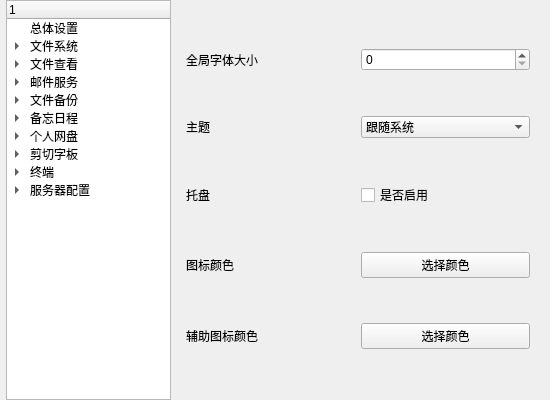
Old version of the form Setting/ui/Setting.ui in the repository 3548848289/UniFileHub.
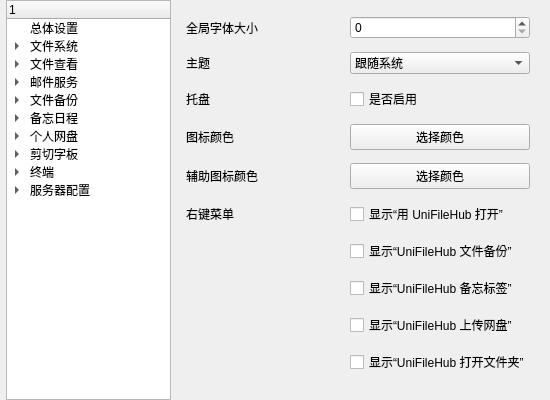
New version of the form. The open tabs and pages were chosen to show the change. Icons and pictures are not drawn.

Commit message: 完善从资源管理器直接打开系统的功能

The edit to the form file:
```diff
--- a/Setting/ui/Setting.ui
+++ b/Setting/ui/Setting.ui
@@ -236,6 +236,48 @@
          </property>
         </widget>
        </item>
+       <item row="5" column="0">
+        <widget class="QLabel" name="all_setting_label6">
+         <property name="text">
+          <string>右键菜单</string>
+         </property>
+        </widget>
+       </item>
+       <item row="5" column="1">
+        <widget class="QCheckBox" name="all_setting_contextMenuCheckBox">
+         <property name="text">
+          <string>显示“用 UniFileHub 打开”</string>
+         </property>
+        </widget>
+       </item>
+       <item row="6" column="1">
+        <widget class="QCheckBox" name="all_setting_contextMenuBackupCheckBox">
+         <property name="text">
+          <string>显示“UniFileHub 文件备份”</string>
+         </property>
+        </widget>
+       </item>
+       <item row="7" column="1">
+        <widget class="QCheckBox" name="all_setting_contextMenuTagCheckBox">
+         <property name="text">
+          <string>显示“UniFileHub 备忘标签”</string>
+         </property>
+        </widget>
+       </item>
+       <item row="8" column="1">
+        <widget class="QCheckBox" name="all_setting_contextMenuUploadCheckBox">
+         <property name="text">
+          <string>显示“UniFileHub 上传网盘”</string>
+         </property>
+        </widget>
+       </item>
+       <item row="9" column="1">
+        <widget class="QCheckBox" name="all_setting_contextMenuFolderCheckBox">
+         <property name="text">
+          <string>显示“UniFileHub 打开文件夹”</string>
+         </property>
+        </widget>
+       </item>
       </layout>
      </widget>
      <widget class="QWidget" name="file_system">
```
Left out of the diff: 5 changed lines with no effect on the pictures. The commit also changes 12 other files.
